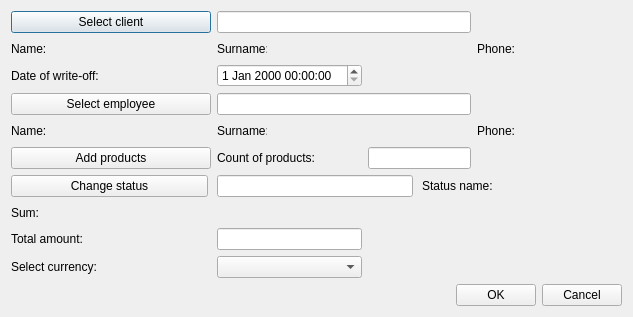
Above: OrmasAdmin/OrmasAdmin/CreateWOffDlg.ui from Dalerjon/TheOrmasProejct before the change. Below: the same form after it.
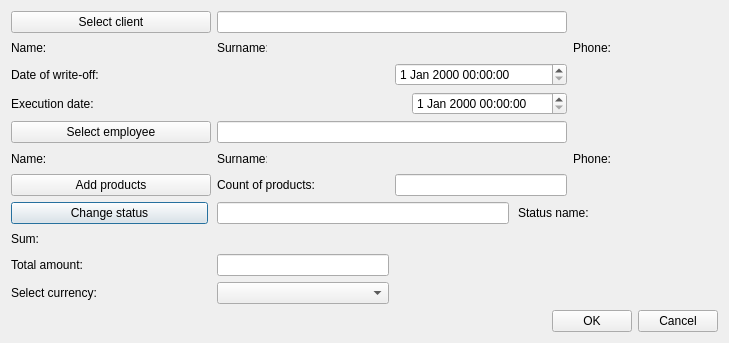
That is the form after the change.

What changed in the file:
```diff
--- a/OrmasAdmin/OrmasAdmin/CreateWOffDlg.ui
+++ b/OrmasAdmin/OrmasAdmin/CreateWOffDlg.ui
@@ -6,8 +6,8 @@
    <rect>
     <x>0</x>
     <y>0</y>
-    <width>633</width>
-    <height>317</height>
+    <width>729</width>
+    <height>343</height>
    </rect>
   </property>
   <property name="windowTitle">
@@ -32,27 +32,84 @@
    <property name="bottomMargin">
     <number>11</number>
    </property>
-   <item row="0" column="0" colspan="2">
-    <widget class="QPushButton" name="clientBtn">
+   <item row="2" column="0">
+    <widget class="QLabel" name="dateLb">
+     <property name="text">
+      <string>Date of write-off:</string>
+     </property>
+    </widget>
+   </item>
+   <item row="5" column="3">
+    <widget class="QLabel" name="empSurnamePh">
      <property name="minimumSize">
       <size>
-       <width>200</width>
+       <width>100</width>
        <height>0</height>
       </size>
      </property>
+     <property name="font">
+      <font>
+       <family>Times New Roman</family>
+       <pointsize>12</pointsize>
+       <weight>75</weight>
+       <italic>true</italic>
+       <bold>true</bold>
+      </font>
+     </property>
      <property name="text">
-      <string>Select client</string>
+      <string/>
      </property>
     </widget>
    </item>
-   <item row="3" column="0" colspan="2">
-    <widget class="QPushButton" name="employeeBtn">
+   <item row="5" column="4">
+    <widget class="QLabel" name="empPhoneLb">
      <property name="text">
-      <string>Select employee</string>
+      <string>Phone:</string>
      </property>
     </widget>
    </item>
-   <item row="6" column="0" colspan="6">
+   <item row="5" column="0">
+    <widget class="QLabel" name="empNameLb">
+     <property name="minimumSize">
+      <size>
+       <width>50</width>
+       <height>0</height>
+      </size>
+     </property>
+     <property name="maximumSize">
+      <size>
+       <width>50</width>
+       <height>16777215</height>
+      </size>
+     </property>
+     <property name="text">
+      <string>Name:</string>
+     </property>
+    </widget>
+   </item>
+   <item row="5" column="1">
+    <widget class="QLabel" name="empNamePh">
+     <property name="minimumSize">
+      <size>
+       <width>100</width>
+       <height>0</height>
+      </size>
+     </property>
+     <property name="font">
+      <font>
+       <family>Times New Roman</family>
+       <pointsize>12</pointsize>
+       <weight>75</weight>
+       <italic>true</italic>
+       <bold>true</bold>
+      </font>
+     </property>
+     <property name="text">
+      <string/>
+     </property>
+    </widget>
+   </item>
+   <item row="7" column="0" colspan="6">
     <widget class="QWidget" name="statusWidget" native="true">
      <layout class="QHBoxLayout" name="horizontalLayout_3">
       <property name="spacing">
@@ -128,88 +185,7 @@
      </layout>
     </widget>
    </item>
-   <item row="9" column="2">
-    <widget class="QComboBox" name="currencyCmb"/>
-   </item>
-   <item row="2" column="2">
-    <widget class="QDateTimeEdit" name="dateEdit"/>
-   </item>
-   <item row="0" column="2" colspan="2">
-    <widget class="QLineEdit" name="clientEdit">
-     <property name="toolTip">
-      <string>&lt;html&gt;&lt;head/&gt;&lt;body&gt;&lt;p&gt;Enter client ID&lt;/p&gt;&lt;/body&gt;&lt;/html&gt;</string>
-     </property>
-     <property name="readOnly">
-      <bool>true</bool>
-     </property>
-    </widget>
-   </item>
-   <item row="5" column="0" colspan="2">
-    <widget class="QPushButton" name="addProdBtn">
-     <property name="text">
-      <string>Add products</string>
-     </property>
-    </widget>
-   </item>
-   <item row="3" column="2" colspan="2">
-    <widget class="QLineEdit" name="employeeEdit">
-     <property name="toolTip">
-      <string>&lt;html&gt;&lt;head/&gt;&lt;body&gt;&lt;p&gt;Enter employee ID&lt;/p&gt;&lt;/body&gt;&lt;/html&gt;</string>
-     </property>
-     <property name="readOnly">
-      <bool>true</bool>
-     </property>
-    </widget>
-   </item>
-   <item row="4" column="1">
-    <widget class="QLabel" name="empNamePh">
-     <property name="minimumSize">
-      <size>
-       <width>100</width>
-       <height>0</height>
-      </size>
-     </property>
-     <property name="font">
-      <font>
-       <family>Times New Roman</family>
-       <pointsize>12</pointsize>
-       <weight>75</weight>
-       <italic>true</italic>
-       <bold>true</bold>
-      </font>
-     </property>
-     <property name="text">
-      <string/>
-     </property>
-    </widget>
-   </item>
-   <item row="4" column="0">
-    <widget class="QLabel" name="empNameLb">
-     <property name="minimumSize">
-      <size>
-       <width>50</width>
-       <height>0</height>
-      </size>
-     </property>
-     <property name="maximumSize">
-      <size>
-       <width>50</width>
-       <height>16777215</height>
-      </size>
-     </property>
-     <property name="text">
-      <string>Name:</string>
-     </property>
-    </widget>
-   </item>
-   <item row="2" column="0">
-    <widget class="QLabel" name="dateLb">
-     <property name="text">
-      <string>Date of write-off:</string>
-     </property>
-    </widget>
-   </item>
-   <item row="10" column="0" colspan="6">
+   <item row="11" column="0" colspan="6">
     <layout class="QHBoxLayout" name="horizontalLayout">
      <item>
       <spacer name="horizontalSpacer">
@@ -240,36 +216,57 @@
      </item>
     </layout>
    </item>
-   <item row="4" column="3">
-    <widget class="QLabel" name="empSurnamePh">
+   <item row="0" column="0" colspan="2">
+    <widget class="QPushButton" name="clientBtn">
      <property name="minimumSize">
       <size>
-       <width>100</width>
+       <width>200</width>
        <height>0</height>
       </size>
      </property>
-     <property name="font">
-      <font>
-       <family>Times New Roman</family>
-       <pointsize>12</pointsize>
-       <weight>75</weight>
-       <italic>true</italic>
-       <bold>true</bold>
-      </font>
+     <property name="text">
+      <string>Select client</string>
      </property>
+    </widget>
+   </item>
+   <item row="4" column="0" colspan="2">
+    <widget class="QPushButton" name="employeeBtn">
      <property name="text">
-      <string/>
+      <string>Select employee</string>
      </property>
     </widget>
    </item>
-   <item row="4" column="4">
-    <widget class="QLabel" name="empPhoneLb">
+   <item row="10" column="2">
+    <widget class="QComboBox" name="currencyCmb"/>
+   </item>
+   <item row="0" column="2" colspan="2">
+    <widget class="QLineEdit" name="clientEdit">
+     <property name="toolTip">
+      <string>&lt;html&gt;&lt;head/&gt;&lt;body&gt;&lt;p&gt;Enter client ID&lt;/p&gt;&lt;/body&gt;&lt;/html&gt;</string>
+     </property>
+     <property name="readOnly">
+      <bool>true</bool>
+     </property>
+    </widget>
+   </item>
+   <item row="6" column="0" colspan="2">
+    <widget class="QPushButton" name="addProdBtn">
      <property name="text">
-      <string>Phone:</string>
+      <string>Add products</string>
      </property>
     </widget>
    </item>
-   <item row="4" column="5">
+   <item row="4" column="2" colspan="2">
+    <widget class="QLineEdit" name="employeeEdit">
+     <property name="toolTip">
+      <string>&lt;html&gt;&lt;head/&gt;&lt;body&gt;&lt;p&gt;Enter employee ID&lt;/p&gt;&lt;/body&gt;&lt;/html&gt;</string>
+     </property>
+     <property name="readOnly">
+      <bool>true</bool>
+     </property>
+    </widget>
+   </item>
+   <item row="5" column="5">
     <widget class="QLabel" name="empPhonePh">
      <property name="minimumSize">
       <size>
@@ -291,7 +288,7 @@
      </property>
     </widget>
    </item>
-   <item row="4" column="2">
+   <item row="5" column="2">
     <widget class="QLabel" name="empSurnameLb">
      <property name="minimumSize">
       <size>
@@ -310,35 +307,35 @@
      </property>
     </widget>
    </item>
-   <item row="8" column="2">
+   <item row="9" column="2">
     <widget class="QLineEdit" name="sumEdit">
      <property name="readOnly">
       <bool>true</bool>
      </property>
     </widget>
    </item>
-   <item row="8" column="0" colspan="2">
+   <item row="9" column="0" colspan="2">
     <widget class="QLabel" name="sumLb">
      <property name="text">
       <string>Total amount:</string>
      </property>
     </widget>
    </item>
-   <item row="9" column="0" colspan="2">
+   <item row="10" column="0" colspan="2">
     <widget class="QLabel" name="currencyLb">
      <property name="text">
       <string>Select currency:</string>
      </property>
     </widget>
    </item>
-   <item row="5" column="2">
+   <item row="6" column="2">
     <widget class="QLabel" name="prodCountLb">
      <property name="text">
       <string>Count of products:</string>
      </property>
     </widget>
    </item>
-   <item row="5" column="3">
+   <item row="6" column="3">
     <widget class="QLineEdit" name="prodCountEdit">
      <property name="readOnly">
       <bool>true</bool>
@@ -456,14 +453,14 @@
      </property>
     </widget>
    </item>
-   <item row="7" column="0">
+   <item row="8" column="0">
     <widget class="QLabel" name="sumLb2">
      <property name="text">
       <string>Sum:</string>
      </property>
     </widget>
    </item>
-   <item row="7" column="2">
+   <item row="8" column="2">
     <widget class="QLabel" name="priceSumLb">
      <property name="font">
       <font>
@@ -478,6 +475,60 @@
      </property>
     </widget>
    </item>
+   <item row="3" column="0" colspan="4">
+    <widget class="QWidget" name="execDateWidget" native="true">
+     <layout class="QHBoxLayout" name="horizontalLayout_4">
+      <property name="spacing">
+       <number>9</number>
+      </property>
+      <property name="leftMargin">
+       <number>0</number>
+      </property>
+      <property name="topMargin">
+       <number>0</number>
+      </property>
+      <property name="rightMargin">
+       <number>0</number>
+      </property>
+      <property name="bottomMargin">
+       <number>0</number>
+      </property>
+      <item>
+       <widget class="QLabel" name="execDateLb_2">
+        <property name="text">
+         <string>Execution date:</string>
+        </property>
+       </widget>
+      </item>
+      <item>
+       <spacer name="horizontalSpacer_3">
+        <property name="orientation">
+         <enum>Qt::Horizontal</enum>
+        </property>
+        <property name="sizeHint" stdset="0">
+         <size>
+          <width>40</width>
+          <height>20</height>
+         </size>
+        </property>
+       </spacer>
+      </item>
+      <item>
+       <widget class="QDateTimeEdit" name="execDateEdit">
+        <property name="minimumSize">
+         <size>
+          <width>155</width>
+          <height>0</height>
+         </size>
+        </property>
+       </widget>
+      </item>
+     </layout>
+    </widget>
+   </item>
+   <item row="2" column="3">
+    <widget class="QDateTimeEdit" name="dateEdit"/>
+   </item>
   </layout>
  </widget>
  <tabstops>
```
